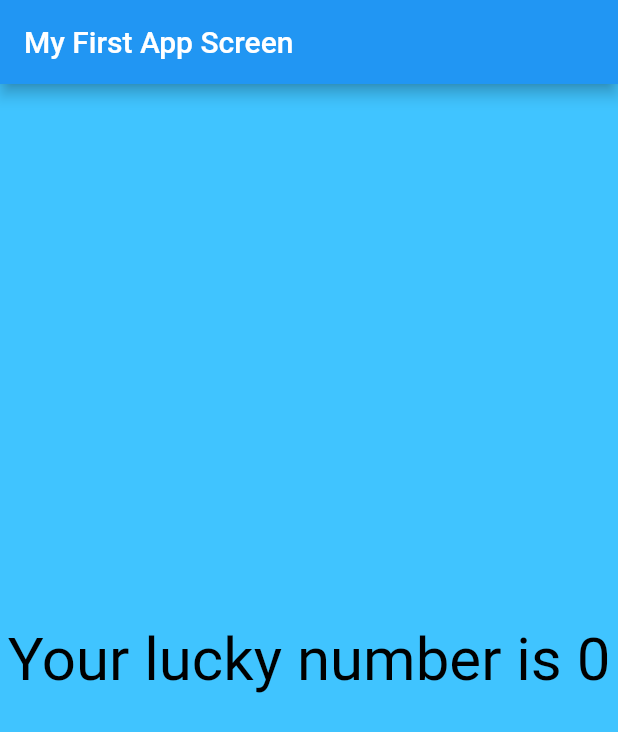
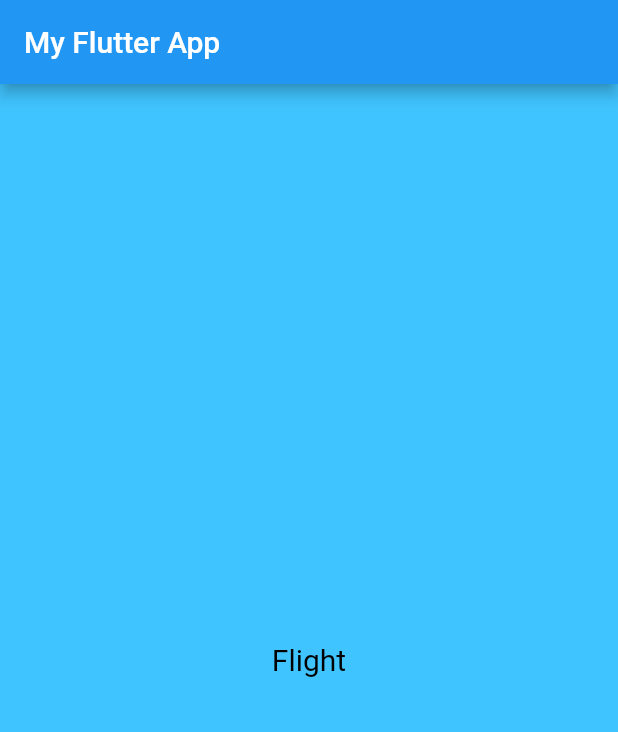
Before and after one commit to amol-patil09/Flutter-Demo, a Flutter app: the screen it shows after launch, on a phone screen of 412 x 824 dp. Shown: the top 732 px of the screen. Run offline on Flutter 3.47's test engine with Material 2 defaults, Android fonts, the phone set to English and light mode, and no system bars.

Commit message:
#2.1-Container_widget_margin_padding_box_contraints

```diff
--- /dev/null
+++ b/lib/app_screens/home.dart
@@ -0,0 +1,15 @@
+import 'package:flutter/material.dart';
+
+class Home extends StatelessWidget {
+  @override
+  Widget build(BuildContext context) {
+    return Center(
+      child: Container(
+        alignment: Alignment.center,
+        color: Colors.lightBlueAccent,
+        child: Text("Flight", textDirection: TextDirection.ltr,
+        style: TextStyle(color: Colors.black, fontSize: 20),),
+      ),
+    );
+  }
+}
--- a/lib/main.dart
+++ b/lib/main.dart
@@ -1,19 +1,12 @@
-import 'package:demo_app/app_screens/first_screen.dart';
+import 'package:demo_app/app_screens/home.dart';
 import 'package:flutter/material.dart';
 
-void main() => runApp(MyFlutterApp());
-
-class MyFlutterApp extends StatelessWidget {
-  @override
-  Widget build(BuildContext context) {
-    return MaterialApp(
-      debugShowCheckedModeBanner: false,
-      title: "My Flutter App",
-      home: Scaffold(
-          appBar: AppBar(
-            title: Text("My First App Screen"),
-          ),
-          body: FirstScreen()),
-    );
-  }
-}
+void main() => runApp(MaterialApp(
+    debugShowCheckedModeBanner: false,
+    title: "Exploring UI Widgets",
+    home: Scaffold(
+      appBar: AppBar(
+        title: Text("My Flutter App"),
+      ),
+      body: Home(),
+    )));
```
